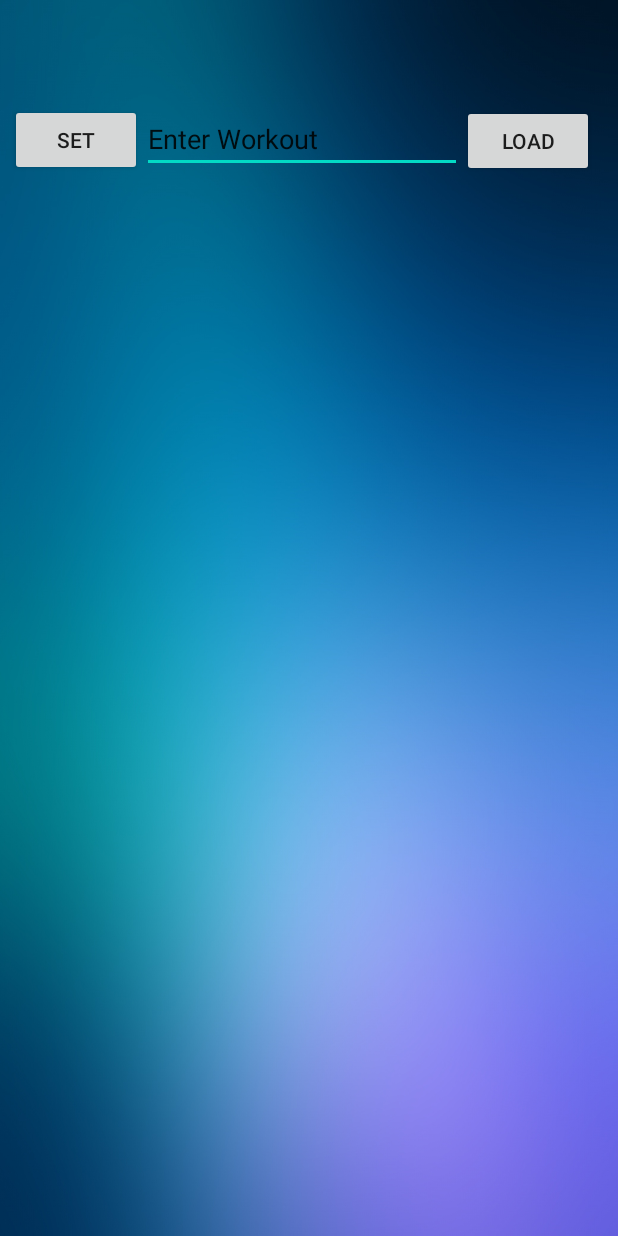
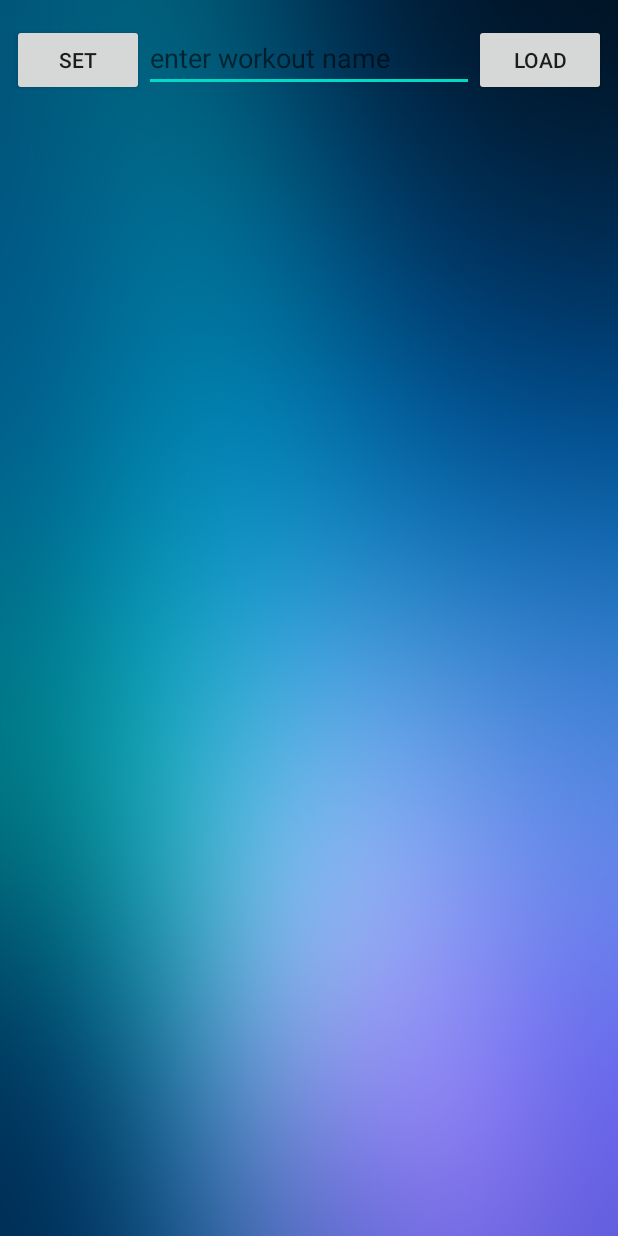
Before and after one commit to willmb98/Fitness, an Android app: the layout fragment_view_workout.xml on its own in the app's theme, with its tools: preview values and no code run, on a phone screen of 412 x 824 dp. Run offline under Robolectric (Android 15) with nearby library versions, the phone set to English and light mode, and no system bars.

Commit message:
Update fragment_view_workout.xml

```diff
--- a/app/src/main/res/layout/fragment_view_workout.xml
+++ b/app/src/main/res/layout/fragment_view_workout.xml
@@ -15,39 +15,37 @@
             android:id="@+id/loadbtn"
             android:layout_width="wrap_content"
             android:layout_height="wrap_content"
+            android:layout_marginEnd="8dp"
+            android:layout_marginRight="8dp"
             android:text="Load"
-            app:layout_constraintBottom_toBottomOf="parent"
+            app:layout_constraintBottom_toBottomOf="@+id/workoutName"
             app:layout_constraintEnd_toEndOf="parent"
-            app:layout_constraintHorizontal_bias="0.95"
-            app:layout_constraintStart_toStartOf="parent"
-            app:layout_constraintTop_toTopOf="parent"
+            app:layout_constraintTop_toTopOf="@+id/workoutName"
             app:layout_constraintVertical_bias="0.09" />
 
         <Button
             android:id="@+id/SetBTN"
             android:layout_width="wrap_content"
             android:layout_height="wrap_content"
+            android:layout_marginStart="8dp"
+            android:layout_marginLeft="8dp"
             android:text="set"
-            app:layout_constraintBottom_toBottomOf="parent"
-            app:layout_constraintEnd_toStartOf="@+id/workoutName"
-            app:layout_constraintHorizontal_bias="1.0"
+            app:layout_constraintBottom_toBottomOf="@+id/workoutName"
             app:layout_constraintStart_toStartOf="parent"
-            app:layout_constraintTop_toTopOf="parent"
+            app:layout_constraintTop_toTopOf="@+id/workoutName"
             app:layout_constraintVertical_bias="0.089" />
 
         <EditText
             android:id="@+id/workoutName"
-            android:layout_width="wrap_content"
+            android:layout_width="0dp"
             android:layout_height="wrap_content"
+            android:layout_marginTop="16dp"
             android:ems="10"
+            android:hint="enter workout name"
             android:inputType="textPersonName"
-            android:text="Enter Workout"
-            app:layout_constraintBottom_toBottomOf="parent"
             app:layout_constraintEnd_toStartOf="@+id/loadbtn"
-            app:layout_constraintHorizontal_bias="1.0"
-            app:layout_constraintStart_toStartOf="parent"
-            app:layout_constraintTop_toTopOf="parent"
-            app:layout_constraintVertical_bias="0.09" />
+            app:layout_constraintStart_toEndOf="@+id/SetBTN"
+            app:layout_constraintTop_toTopOf="parent" />
 
         <TextView
             android:id="@+id/textOutputview"
```
